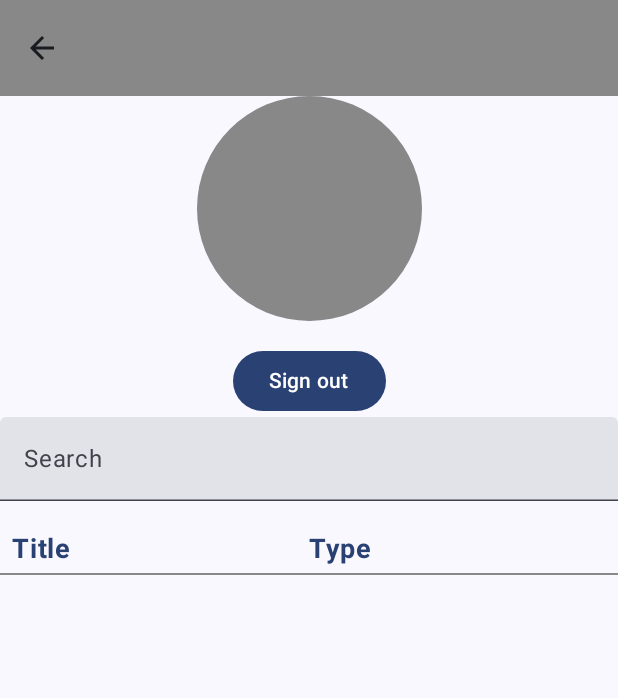
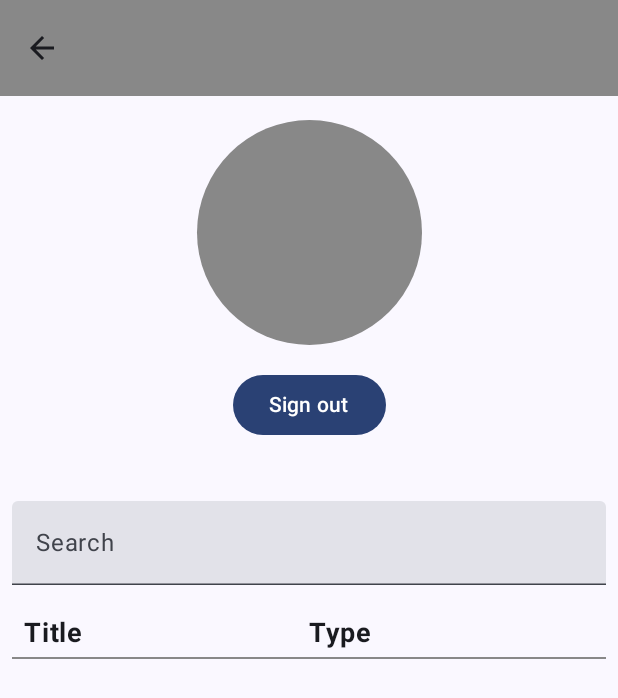
Before and after one commit to danitherex/Studienarbeit, an Android app built with Jetpack Compose: the ProfileScreen screen opened through its navigation route, on a phone screen of 412 x 824 dp. Shown: the top 698 px of the screen. Run offline under Robolectric (Android 15) with nearby library versions, the phone set to English and light mode, and no system bars; our stand-ins replace Dagger/Hilt's generated code, Firebase (no records; nobody signed in at launch, a user with empty details on screens opened directly); pictures from the network do not load; 1 statement that could not run was skipped.

Commit message:
better theming

```diff
--- a/scr/app/src/main/java/com/example/studienarbeit/presentation/profile/ProfileScreen.kt
+++ b/scr/app/src/main/java/com/example/studienarbeit/presentation/profile/ProfileScreen.kt
@@ -1,7 +1,7 @@
 package com.example.studienarbeit.presentation.profile
 
 import androidx.compose.foundation.Canvas
-import androidx.compose.foundation.layout.Arrangement
+import androidx.compose.foundation.background
 import androidx.compose.foundation.layout.Column
 import androidx.compose.foundation.layout.Spacer
 import androidx.compose.foundation.layout.fillMaxSize
@@ -12,9 +12,11 @@ import androidx.compose.foundation.shape.CircleShape
 import androidx.compose.material.icons.Icons
 import androidx.compose.material.icons.filled.ArrowBack
 import androidx.compose.material3.Button
+import androidx.compose.material3.ButtonDefaults
 import androidx.compose.material3.ExperimentalMaterial3Api
 import androidx.compose.material3.Icon
 import androidx.compose.material3.IconButton
+import androidx.compose.material3.MaterialTheme
 import androidx.compose.material3.Scaffold
 import androidx.compose.material3.Text
 import androidx.compose.material3.TopAppBar
@@ -27,6 +29,7 @@ import androidx.compose.ui.graphics.Color
 import androidx.compose.ui.layout.ContentScale
 import androidx.compose.ui.text.font.FontWeight
 import androidx.compose.ui.text.style.TextAlign
+import androidx.compose.ui.tooling.preview.Devices
 import androidx.compose.ui.tooling.preview.Preview
 import androidx.compose.ui.unit.dp
 import androidx.compose.ui.unit.sp
@@ -34,6 +37,7 @@ import androidx.lifecycle.compose.collectAsStateWithLifecycle
 import coil.compose.AsyncImage
 import com.example.studienarbeit.presentation.profile.components.MarkersTable
 import com.example.studienarbeit.presentation.signin.UserData
+import com.example.studienarbeit.ui.theme.StudienarbeitTheme
 
 @OptIn(ExperimentalMaterial3Api::class)
 @Composable
@@ -47,7 +51,8 @@ fun ProfileScreen(
     val items = viewModel.items.collectAsStateWithLifecycle()
 
     Scaffold(
-        modifier = Modifier.fillMaxSize(),
+        modifier = Modifier
+            .fillMaxSize(),
         topBar = {
             TopAppBar(
                 title = {},
@@ -66,9 +71,11 @@ fun ProfileScreen(
         Column(
             modifier = Modifier
                 .fillMaxSize()
-                .padding(innerPadding),
+                .padding(innerPadding)
+                .background(MaterialTheme.colorScheme.background),
             horizontalAlignment = Alignment.CenterHorizontally,
         ) {
+            Spacer(modifier = Modifier.height(16.dp))
             if (userData?.profilePictureUrl != null) {
                 AsyncImage(
                     model = userData.profilePictureUrl,
@@ -98,10 +105,20 @@ fun ProfileScreen(
                 )
                 Spacer(modifier = Modifier.height(16.dp))
             }
-            Button(onClick = onSignOut) {
+            Button(
+                onClick = onSignOut,
+                colors = ButtonDefaults.buttonColors(
+                    containerColor = MaterialTheme.colorScheme.primary,
+                    contentColor = MaterialTheme.colorScheme.onPrimary
+                )
+            ) {
                 Text(text = "Sign out")
             }
+            Spacer(modifier = Modifier.height(32.dp))
             MarkersTable(
+                modifier = Modifier
+                    .padding(8.dp)
+                    .weight(1f),
                 items = items.value,
                 search = viewModel::searchMarkers,
                 userID = viewModel.auth?.currentUser?.uid ?: "",
@@ -111,9 +128,16 @@ fun ProfileScreen(
     }
 }
 
-@Preview
 @Composable
+@Preview(
+    showBackground = true,
+    device = Devices.PIXEL_4_XL,
+    showSystemUi = false,
+    name = "Light Mode",
+    group = "SignInScreen"
+)
 fun PreviewProfileScreen() {
+    StudienarbeitTheme(darkTheme = false, dynamicColor = false) {
         val userdata = UserData("id", "username", null)
         ProfileScreen(userData = userdata, onSignOut = {}, navigateBack = {},
             viewModel = ProfileViewModel(
@@ -122,3 +146,24 @@ fun PreviewProfileScreen() {
             )
         )
     }
+}
+
+@Composable
+@Preview(
+    showBackground = true,
+    device = Devices.PIXEL_4_XL,
+    showSystemUi = false,
+    name = "Dark Mode",
+    group = "SignInScreen"
+)
+fun PreviewProfileScreen2() {
+    StudienarbeitTheme(darkTheme = true, dynamicColor = false) {
+        val userdata = UserData("id", "username", null)
+        ProfileScreen(userData = userdata, onSignOut = {}, navigateBack = {},
+            viewModel = ProfileViewModel(
+                useCases = null,
+                auth = null
+            )
+        )
+    }
+}
--- a/scr/app/src/main/java/com/example/studienarbeit/presentation/profile/components/MarkersTable.kt
+++ b/scr/app/src/main/java/com/example/studienarbeit/presentation/profile/components/MarkersTable.kt
@@ -101,14 +101,14 @@ fun ItemList(
                         .padding(end = 8.dp),
                     fontWeight = FontWeight.Bold,
                     fontSize = 18.sp,
-                    color = MaterialTheme.colorScheme.primary
+                    color = MaterialTheme.colorScheme.onBackground
                 )
                 Text(
                     "Type",
                     modifier = Modifier.weight(1f),
                     fontWeight = FontWeight.Bold,
                     fontSize = 18.sp,
-                    color = MaterialTheme.colorScheme.primary
+                    color = MaterialTheme.colorScheme.onBackground
                 )
             }
             Divider(thickness = 1.dp, color = Color.Gray)
--- a/scr/app/src/main/java/com/example/studienarbeit/ui/theme/Color.kt
+++ b/scr/app/src/main/java/com/example/studienarbeit/ui/theme/Color.kt
@@ -5,9 +5,8 @@ import androidx.compose.ui.graphics.Color
 val Purple80 = Color(0xFFD0BCFF)
 val PurpleGrey80 = Color(0xFFCCC2DC)
 val Pink80 = Color(0xFFEFB8C8)
+val Purple20 = Color(0xff3e384c)
 
 val Purple40 = Color(0xFF6650a4)
 val PurpleGrey40 = Color(0xFF625b71)
 val Pink40 = Color(0xFF7D5260)
-
-val Blue = Color(0xFF80BCBD)
```
Also changed, not shown: scr/app/src/main/java/com/example/studienarbeit/presentation/addMarker/AddMarkerScreen.kt (+11 -10 lines), scr/app/src/main/java/com/example/studienarbeit/presentation/addMarker/components/TypeDropDown.kt (+8 -6 lines), scr/app/src/main/java/com/example/studienarbeit/ui/theme/Theme.kt (+7 -4 lines). Lines whose indentation alone changed are shown as unchanged.
